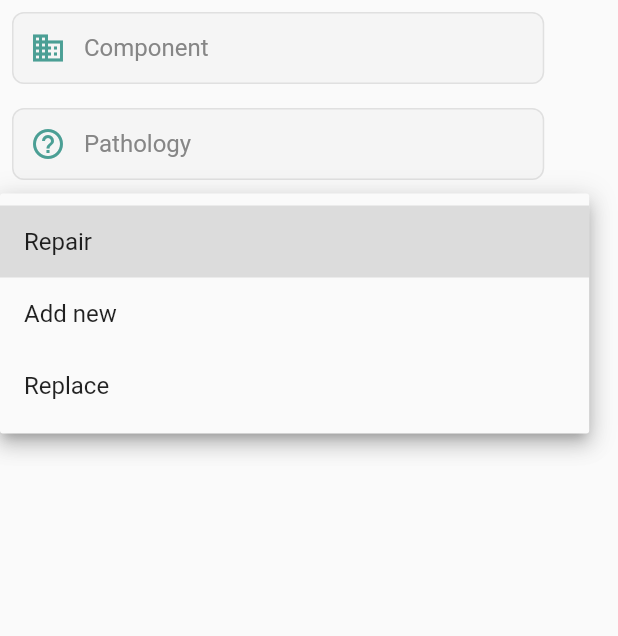
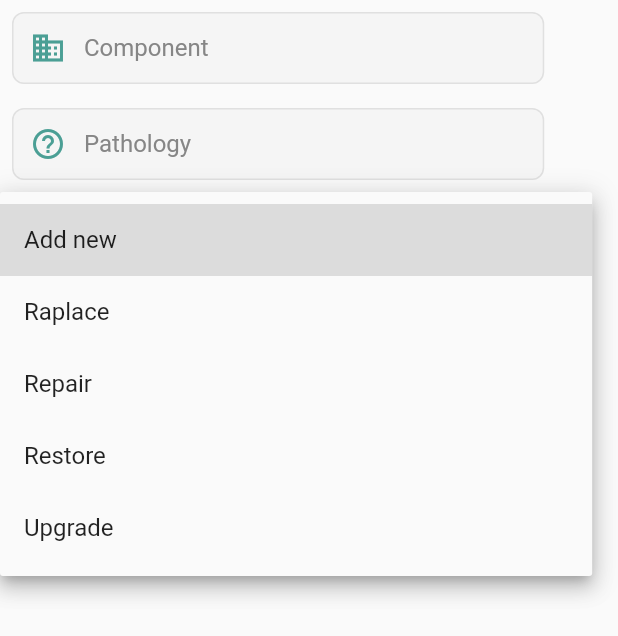
Before and after one commit to Fabs97/DIMA, a Flutter app: the StructuralForm widget shown alone on an empty page, opened directly, after a tap on "Type of Intervention", on a phone screen of 412 x 824 dp. Shown: the top 636 px of the screen. Run offline on Flutter 3.47's test engine with Material 2 defaults, Android fonts, the phone set to English and light mode, and no system bars; our stand-ins replace confetti, email_validator, firebase_auth, firebase_core, firebase_storage, flutter_spinkit and 10 more; missing offline and left inert: device_apps, fluster, flutter_animated_dialog, flutter_facebook_auth, flutter_twitter_login, github_sign_in and 2 more; accounts and stored records are empty.

Commit message:
[Frontend] - Added new type of intervention to dropdown

```diff
--- a/citylife/lib/screens/impressions/structural/local_widget/structuralForm.dart
+++ b/citylife/lib/screens/impressions/structural/local_widget/structuralForm.dart
@@ -14,7 +14,14 @@ class StructuralForm extends StatefulWidget {
 }
 
 class _StructuralFormState extends State<StructuralForm> {
-  String _value;
+  String _selectedTypology;
+  List<String> _typologies = [
+    'Add new',
+    'Raplace',
+    'Repair',
+    'Restore',
+    'Upgrade'
+  ];
 
   @override
   Widget build(BuildContext context) {
@@ -75,44 +82,29 @@ class _StructuralFormState extends State<StructuralForm> {
                   ),
                   Padding(
                     padding: const EdgeInsets.all(8.0),
-                    child: Container(
-                      decoration: BoxDecoration(
-                        color: Colors.grey[100],
-                        border: Border.all(color: Colors.grey[300], width: 1.0),
-                        borderRadius: BorderRadius.circular(8.0),
-                      ),
-                      child: DropdownButtonHideUnderline(
-                        child: DropdownButtonFormField<String>(
-                          isExpanded: true,
-                          items: [
-                            DropdownMenuItem<String>(
-                              child: Text('Repair'),
-                              value: 'Repair',
-                            ),
-                            DropdownMenuItem<String>(
-                              child: Text('Add new'),
-                              value: 'Add new',
-                            ),
-                            DropdownMenuItem<String>(
-                              child: Text('Replace'),
-                              value: 'Replace',
-                            ),
-                          ],
+                    child: DropdownButtonFormField(
+                      value: _selectedTypology,
+                      items: _typologies.map((typology) {
+                        return DropdownMenuItem(
+                          child: Text(typology),
+                          value: typology,
+                        );
+                      }).toList(),
                       onChanged: (value) {
                         setState(() {
                           structuralImpression.typology = value;
-                              _value = value;
+                          _selectedTypology = value;
                         });
                       },
-                          hint: Text('Type of Intervention'),
+                      hint: Text(
+                        'Type of Intervention',
+                        style: TextStyle(color: Colors.grey[600]),
+                      ),
                       validator: (value) {
                         if (value == null)
                           return "Please choose a type of intervention";
                         return null;
                       },
-                          value: _value,
-                        ),
-                      ),
                     ),
                   ),
                 ],
```
Also changed, not shown: 1 other file. Lines whose indentation alone changed are shown as unchanged.
